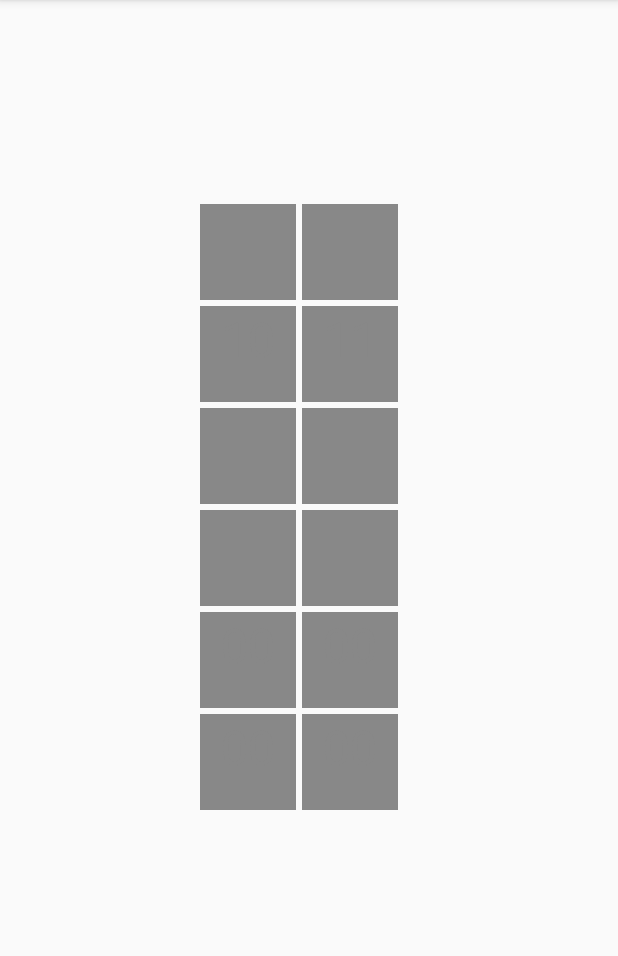
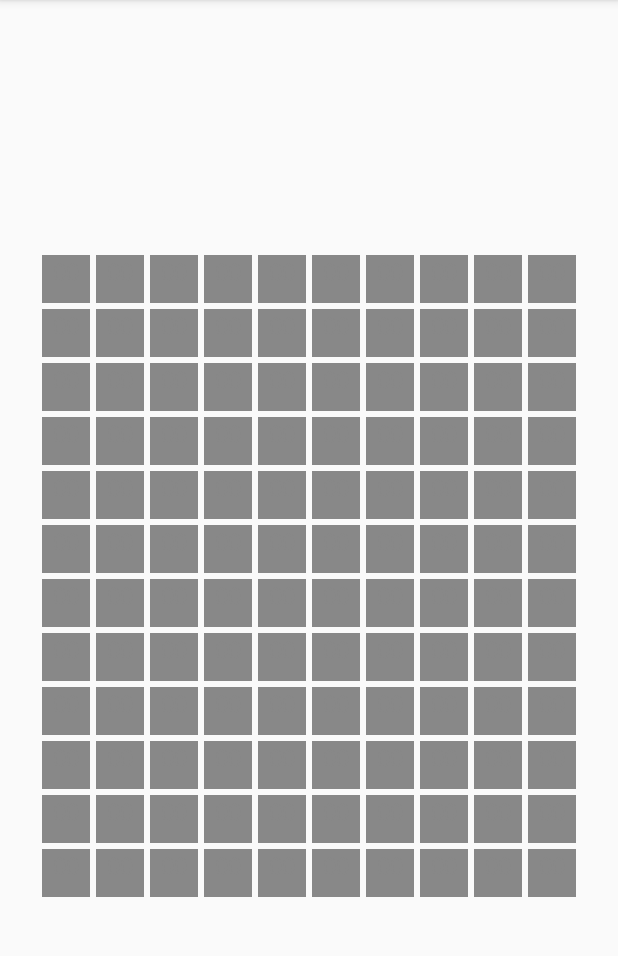
Before and after one commit to asanjaye/Minesweeper, an Android app: the screen it shows after launch (MainActivity), on a phone screen of 412 x 824 dp, the part 84-1040 px from its top. Run offline under Robolectric (Android 15) with nearby library versions, the phone set to English and light mode, and no system bars.

Commit message:
fixed the grid to 10x12

```diff
--- a/app/src/main/java/com/example/minesweeper/MainActivity.java
+++ b/app/src/main/java/com/example/minesweeper/MainActivity.java
@@ -33,60 +33,61 @@ public class MainActivity extends AppCompatActivity {
         cell_tvs = new ArrayList<TextView>();
 
         // Method (1): add statically created cells
-        TextView tv00 = (TextView) findViewById(R.id.textView00);
-        TextView tv01 = (TextView) findViewById(R.id.textView01);
-        TextView tv10 = (TextView) findViewById(R.id.textView10);
-        TextView tv11 = (TextView) findViewById(R.id.textView11);
-
-        tv00.setTextColor(Color.GRAY);
-        tv00.setBackgroundColor(Color.GRAY);
-        tv00.setOnClickListener(this::onClickTV);
-
-        tv01.setTextColor(Color.GRAY);
-        tv01.setBackgroundColor(Color.GRAY);
-        tv01.setOnClickListener(this::onClickTV);
-
-        tv10.setTextColor(Color.GRAY);
-        tv10.setBackgroundColor(Color.GRAY);
-        tv10.setOnClickListener(this::onClickTV);
-
-        tv11.setTextColor(Color.GRAY);
-        tv11.setBackgroundColor(Color.GRAY);
-        tv11.setOnClickListener(this::onClickTV);
-
-        cell_tvs.add(tv00);
-        cell_tvs.add(tv01);
-        cell_tvs.add(tv10);
-        cell_tvs.add(tv11);
-
-        // Method (2): add four dynamically created cells
+//        TextView tv00 = (TextView) findViewById(R.id.textView00);
+//        TextView tv01 = (TextView) findViewById(R.id.textView01);
+//        TextView tv10 = (TextView) findViewById(R.id.textView10);
+//        TextView tv11 = (TextView) findViewById(R.id.textView11);
+//
+//
+//        tv00.setTextColor(Color.GRAY);
+//        tv00.setBackgroundColor(Color.GRAY);
+//        tv00.setOnClickListener(this::onClickTV);
+//
+//        tv01.setTextColor(Color.GRAY);
+//        tv01.setBackgroundColor(Color.GRAY);
+//        tv01.setOnClickListener(this::onClickTV);
+//
+//        tv10.setTextColor(Color.GRAY);
+//        tv10.setBackgroundColor(Color.GRAY);
+//        tv10.setOnClickListener(this::onClickTV);
+//
+//        tv11.setTextColor(Color.GRAY);
+//        tv11.setBackgroundColor(Color.GRAY);
+//        tv11.setOnClickListener(this::onClickTV);
+//
+//        cell_tvs.add(tv00);
+//        cell_tvs.add(tv01);
+//        cell_tvs.add(tv10);
+//        cell_tvs.add(tv11);
+//
+//        // Method (2): add four dynamically created cells
         GridLayout grid = (GridLayout) findViewById(R.id.gridLayout01);
-        for (int i = 2; i<=3; i++) {
-            for (int j=0; j<=1; j++) {
-                TextView tv = new TextView(this);
-                tv.setHeight( dpToPixel(64) );
-                tv.setWidth( dpToPixel(64) );
-                tv.setTextSize( 32 );//dpToPixel(32) );
-                tv.setTextAlignment(TextView.TEXT_ALIGNMENT_CENTER);
-                tv.setTextColor(Color.GRAY);
-                tv.setBackgroundColor(Color.GRAY);
-                tv.setOnClickListener(this::onClickTV);
-
-                GridLayout.LayoutParams lp = new GridLayout.LayoutParams();
-                lp.setMargins(dpToPixel(2), dpToPixel(2), dpToPixel(2), dpToPixel(2));
-                lp.rowSpec = GridLayout.spec(i);
-                lp.columnSpec = GridLayout.spec(j);
-
-                grid.addView(tv, lp);
-
-                cell_tvs.add(tv);
-            }
-        }
+//        for (int i = 2; i<=4; i++) {
+//            for (int j=0; j<=1; j++) {
+//                TextView tv = new TextView(this);
+//                tv.setHeight( dpToPixel(64) );
+//                tv.setWidth( dpToPixel(64) );
+//                tv.setTextSize( 32 );//dpToPixel(32) );
+//                tv.setTextAlignment(TextView.TEXT_ALIGNMENT_CENTER);
+//                tv.setTextColor(Color.GRAY);
+//                tv.setBackgroundColor(Color.GRAY);
+//                tv.setOnClickListener(this::onClickTV);
+//
+//                GridLayout.LayoutParams lp = new GridLayout.LayoutParams();
+//                lp.setMargins(dpToPixel(2), dpToPixel(2), dpToPixel(2), dpToPixel(2));
+//                lp.rowSpec = GridLayout.spec(i);
+//                lp.columnSpec = GridLayout.spec(j);
+//
+//                grid.addView(tv, lp);
+//
+//                cell_tvs.add(tv);
+//            }
+//        }
 
         // Method (3): add four dynamically created cells with LayoutInflater
         LayoutInflater li = LayoutInflater.from(this);
-        for (int i = 4; i<=5; i++) {
-            for (int j=0; j<=1; j++) {
+        for (int i = 0; i<=11; i++) {
+            for (int j=0; j<=9; j++) {
                 TextView tv = (TextView) li.inflate(R.layout.custom_cell_layout, grid, false);
                 //tv.setText(String.valueOf(i)+String.valueOf(j));
                 tv.setTextColor(Color.GRAY);
--- a/app/src/main/res/layout/activity_main.xml
+++ b/app/src/main/res/layout/activity_main.xml
@@ -8,15 +8,11 @@
 
     <androidx.gridlayout.widget.GridLayout
         android:id="@+id/gridLayout01"
-        android:layout_width="150dp"
-        android:layout_height="500dp"
-        android:layout_marginStart="32dp"
-        android:layout_marginTop="32dp"
-        android:layout_marginEnd="32dp"
-        android:layout_marginBottom="32dp"
+        android:layout_width="wrap_content"
+        android:layout_height="wrap_content"
         android:layout_gravity="center"
-        app:rowCount="10"
-        app:columnCount="2"
+        app:rowCount="12"
+        app:columnCount="10"
         app:layout_constraintBottom_toBottomOf="parent"
         app:layout_constraintEnd_toEndOf="parent"
         app:layout_constraintStart_toStartOf="parent"
@@ -24,69 +20,102 @@
         >
 
 
-        <TextView
-            android:id="@+id/textView00"
-            android:layout_width="wrap_content"
-            android:layout_height="wrap_content"
-            android:layout_marginStart="2dp"
-            android:layout_marginTop="2dp"
-            android:layout_marginEnd="2dp"
-            android:layout_marginBottom="2dp"
-            android:height="64dp"
-            android:width="64dp"
-            android:text="@string/flag"
-            android:textSize="32sp"
-            android:textAlignment="center"
-            app:layout_column="0"
-            app:layout_row="0" />
+<!--        <TextView-->
+<!--            android:id="@+id/textView00"-->
+<!--            android:layout_width="wrap_content"-->
+<!--            android:layout_height="wrap_content"-->
+<!--            android:layout_marginStart="2dp"-->
+<!--            android:layout_marginTop="2dp"-->
+<!--            android:layout_marginEnd="2dp"-->
+<!--            android:layout_marginBottom="2dp"-->
+<!--            android:height="64dp"-->
+<!--            android:width="64dp"-->
+<!--            android:textSize="32sp"-->
+<!--            android:textAlignment="center"-->
+<!--            app:layout_column="0"-->
+<!--            app:layout_row="0" />-->
+<!--&lt;!&ndash;            android:text="@string/flag"&ndash;&gt;-->
 
-        <TextView
-            android:id="@+id/textView01"
-            android:layout_width="wrap_content"
-            android:layout_height="wrap_content"
-            android:layout_marginStart="2dp"
-            android:layout_marginTop="2dp"
-            android:layout_marginEnd="2dp"
-            android:layout_marginBottom="2dp"
-            android:height="64dp"
-            android:width="64dp"
-            android:text="@string/mine"
-            android:textSize="32sp"
-            android:textAlignment="center"
-            app:layout_column="1"
-            app:layout_row="0" />
 
-        <TextView
-            android:id="@+id/textView10"
-            android:layout_width="wrap_content"
-            android:layout_height="wrap_content"
-            android:layout_marginStart="2dp"
-            android:layout_marginTop="2dp"
-            android:layout_marginEnd="2dp"
-            android:layout_marginBottom="2dp"
-            android:height="64dp"
-            android:width="64dp"
-            android:text="10"
-            android:textSize="32sp"
-            android:textAlignment="center"
-            app:layout_column="0"
-            app:layout_row="1" />
+<!--        <TextView-->
+<!--            android:id="@+id/textView01"-->
+<!--            android:layout_width="wrap_content"-->
+<!--            android:layout_height="wrap_content"-->
+<!--            android:layout_marginStart="2dp"-->
+<!--            android:layout_marginTop="2dp"-->
+<!--            android:layout_marginEnd="2dp"-->
+<!--            android:layout_marginBottom="2dp"-->
+<!--            android:height="64dp"-->
+<!--            android:width="64dp"-->
+<!--            android:textSize="32sp"-->
+<!--            android:textAlignment="center"-->
+<!--            app:layout_column="1"-->
+<!--            app:layout_row="0"/>-->
+<!--&lt;!&ndash;            android:text="@string/mine"&ndash;&gt;-->
 
-        <TextView
-            android:id="@+id/textView11"
-            android:layout_width="wrap_content"
-            android:layout_height="wrap_content"
-            android:layout_marginStart="2dp"
-            android:layout_marginTop="2dp"
-            android:layout_marginEnd="2dp"
-            android:layout_marginBottom="2dp"
-            android:width="64dp"
-            android:height="64dp"
-            android:text="11"
-            android:textSize="32sp"
-            android:textAlignment="center"
-            app:layout_column="1"
-            app:layout_row="1" />
+
+<!--        <TextView-->
+<!--            android:id="@+id/textView10"-->
+<!--            android:layout_width="wrap_content"-->
+<!--            android:layout_height="wrap_content"-->
+<!--            android:layout_marginStart="2dp"-->
+<!--            android:layout_marginTop="2dp"-->
+<!--            android:layout_marginEnd="2dp"-->
+<!--            android:layout_marginBottom="2dp"-->
+<!--            android:height="64dp"-->
+<!--            android:width="64dp"-->
+<!--            android:text=""-->
+<!--            android:textSize="32sp"-->
+<!--            android:textAlignment="center"-->
+<!--            app:layout_column="0"-->
+<!--            app:layout_row="1" />-->
+
+<!--        <TextView-->
+<!--            android:id="@+id/textView11"-->
+<!--            android:layout_width="wrap_content"-->
+<!--            android:layout_height="wrap_content"-->
+<!--            android:layout_marginStart="2dp"-->
+<!--            android:layout_marginTop="2dp"-->
+<!--            android:layout_marginEnd="2dp"-->
+<!--            android:layout_marginBottom="2dp"-->
+<!--            android:width="64dp"-->
+<!--            android:height="64dp"-->
+<!--            android:text=""-->
+<!--            android:textSize="32sp"-->
+<!--            android:textAlignment="center"-->
+<!--            app:layout_column="1"-->
+<!--            app:layout_row="1" />-->
+
+<!--        <TextView-->
+<!--            android:id="@+id/textView20"-->
+<!--            android:layout_width="wrap_content"-->
+<!--            android:layout_height="wrap_content"-->
+<!--            android:layout_marginStart="2dp"-->
+<!--            android:layout_marginTop="2dp"-->
+<!--            android:layout_marginEnd="2dp"-->
+<!--            android:layout_marginBottom="2dp"-->
+<!--            android:width="64dp"-->
+<!--            android:height="64dp"-->
+<!--            android:text=""-->
+<!--            android:textSize="32sp"-->
+<!--            android:textAlignment="center"-->
+<!--            app:layout_column="1"-->
+<!--            app:layout_row="1" />-->
+<!--        <TextView-->
+<!--            android:id="@+id/textView23"-->
+<!--            android:layout_width="wrap_content"-->
+<!--            android:layout_height="wrap_content"-->
+<!--            android:layout_marginStart="2dp"-->
+<!--            android:layout_marginTop="2dp"-->
+<!--            android:layout_marginEnd="2dp"-->
+<!--            android:layout_marginBottom="2dp"-->
+<!--            android:width="64dp"-->
+<!--            android:height="64dp"-->
+<!--            android:text=""-->
+<!--            android:textSize="32sp"-->
+<!--            android:textAlignment="center"-->
+<!--            app:layout_column="2"-->
+<!--            app:layout_row="3" />-->
 
     </androidx.gridlayout.widget.GridLayout>
 
--- a/app/src/main/res/layout/custom_cell_layout.xml
+++ b/app/src/main/res/layout/custom_cell_layout.xml
@@ -7,9 +7,9 @@
     android:layout_marginTop="2dp"
     android:layout_marginEnd="2dp"
     android:layout_marginBottom="2dp"
-    android:height="64dp"
-    android:width="64dp"
+    android:height="32dp"
+    android:width="32dp"
     android:text="00"
-    android:textSize="32sp"
+    android:textSize="16sp"
     android:textAlignment="center">
 </TextView>
```
